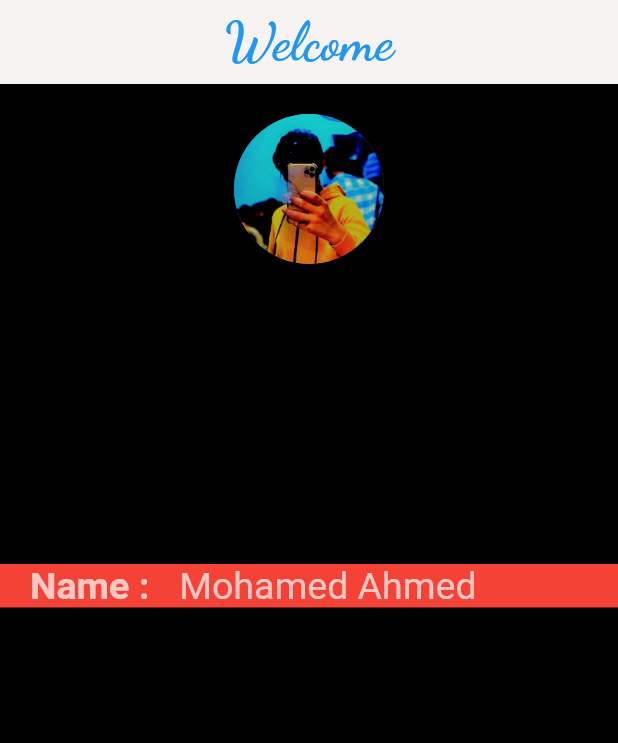
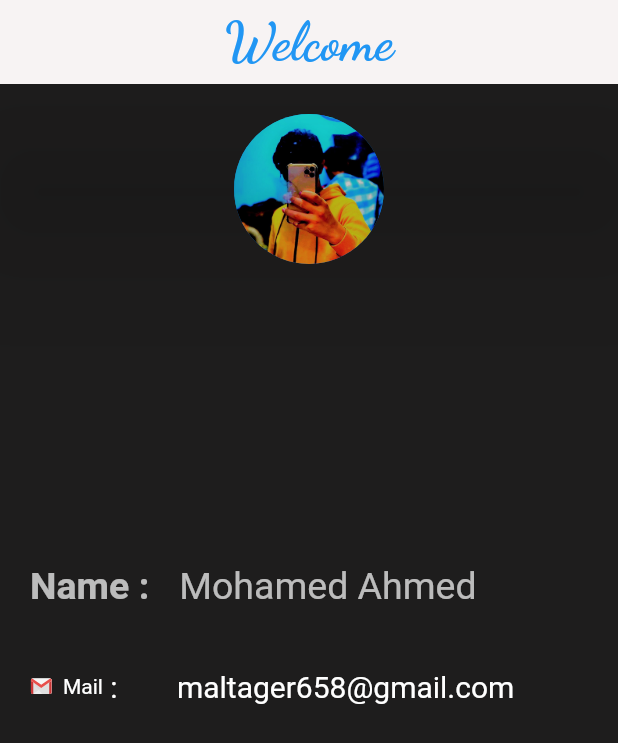
Before and after one commit to motager/learn_english, a Flutter app: the screen it shows after launch, on a phone screen of 412 x 824 dp. Shown: the top 743 px of the screen. Run offline on Flutter 3.47's test engine with Material 2 defaults, Android fonts, the phone set to English and light mode, and no system bars; our stand-ins replace flutter_svg; project files that could hold a hidden picture were left out.

Commit message:
new change
Signed-off-by: motager <maltager658@gmail.com>

```diff
--- a/lib/main.dart
+++ b/lib/main.dart
@@ -1,10 +1,9 @@
 // ignore_for_file: file_names, sort_child_properties_last, duplicate_ignore, avoid_unnecessary_containers
-
-// import 'dart:ui';
 
 import 'package:flutter/material.dart';
 // ignore: unnecessary_import
 import 'package:flutter/rendering.dart';
+import 'package:flutter_svg/svg.dart';
 
 void main() {
   runApp(const MyApp());
@@ -24,8 +23,6 @@ class MyApp extends StatelessWidget {
 
 class English extends StatelessWidget {
   const English({super.key});
-
-  get SvgPicture => null;
 
   @override
   Widget build(BuildContext context) {
@@ -47,7 +44,7 @@ class English extends StatelessWidget {
       ),
       // ignore: sized_box_for_whitespace
       body: Container(
-        color: Colors.black,
+        color: const Color.fromARGB(255, 30, 29, 29),
         height: double.infinity,
         width: double.infinity,
         child: Column(
@@ -66,7 +63,7 @@ class English extends StatelessWidget {
               height: 200.0,
               width: 100.0,
             ),
-            Container(color: Colors.red,
+            Container(
               child: Row(
                 children: [
                   Container(
@@ -101,18 +98,32 @@ class English extends StatelessWidget {
               width: 20.0,
             ),
             Container(
-              child:const Row(
+              margin: const EdgeInsets.only(left: 20.0),
+              alignment: Alignment.bottomLeft,
+              child: Row(
                 children: [
-
+                  SvgPicture.asset(
+                    "assets/img/icons8-gmail.SVG",
+                    // ignore: deprecated_member_use
+                    height: 25.0,
+                    width: 15.0,
+                  ),
+                  const Text(
+                    "  Mail",
+                    style: TextStyle(color: Colors.white),
+                  ),
+                  Container(
+                    child: Text(
+                      " :        maltager658@gmail.com",
+                      style: TextStyle(color: Colors.white, fontSize: 20.0),
+                    ),
+                  )
                 ],
               ),
-
-              ),
+            ),
           ],
         ),
-
-        ),
-      );
-
+      ),
+    );
   }
 }
```
